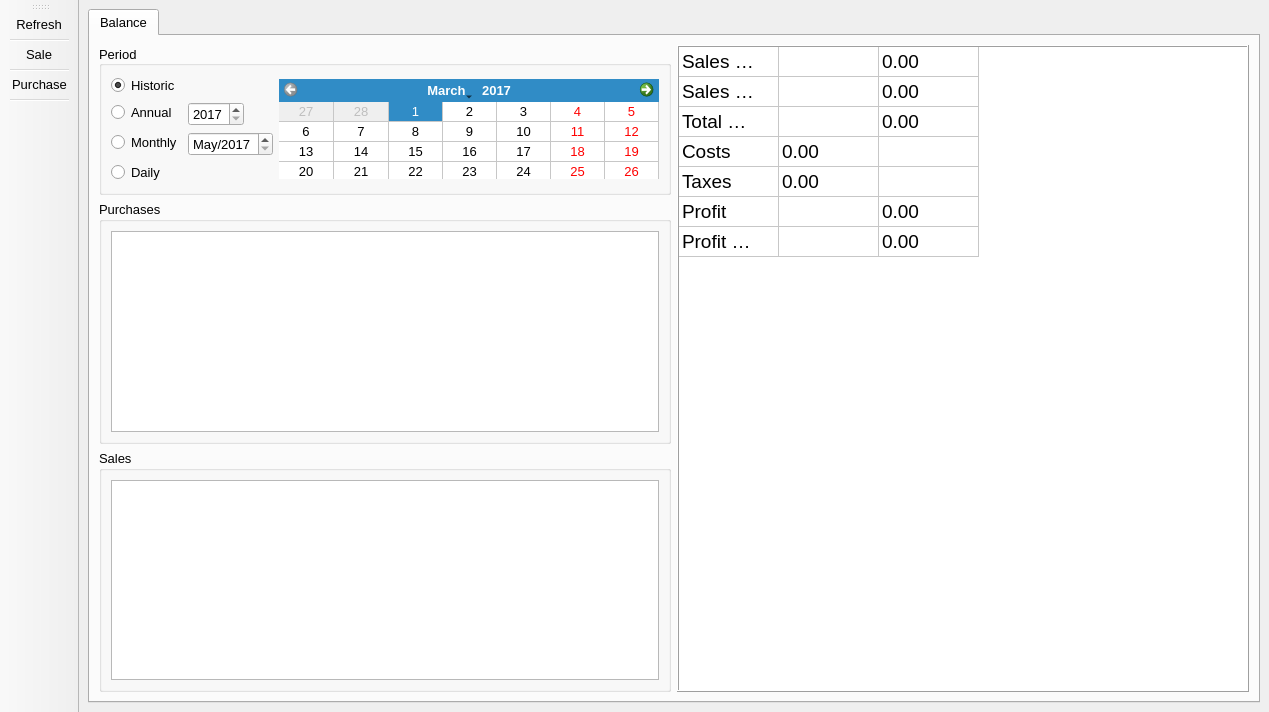
First picture: the form in gui_inventory.ui, repository Redent0r/Libra, before the edit.
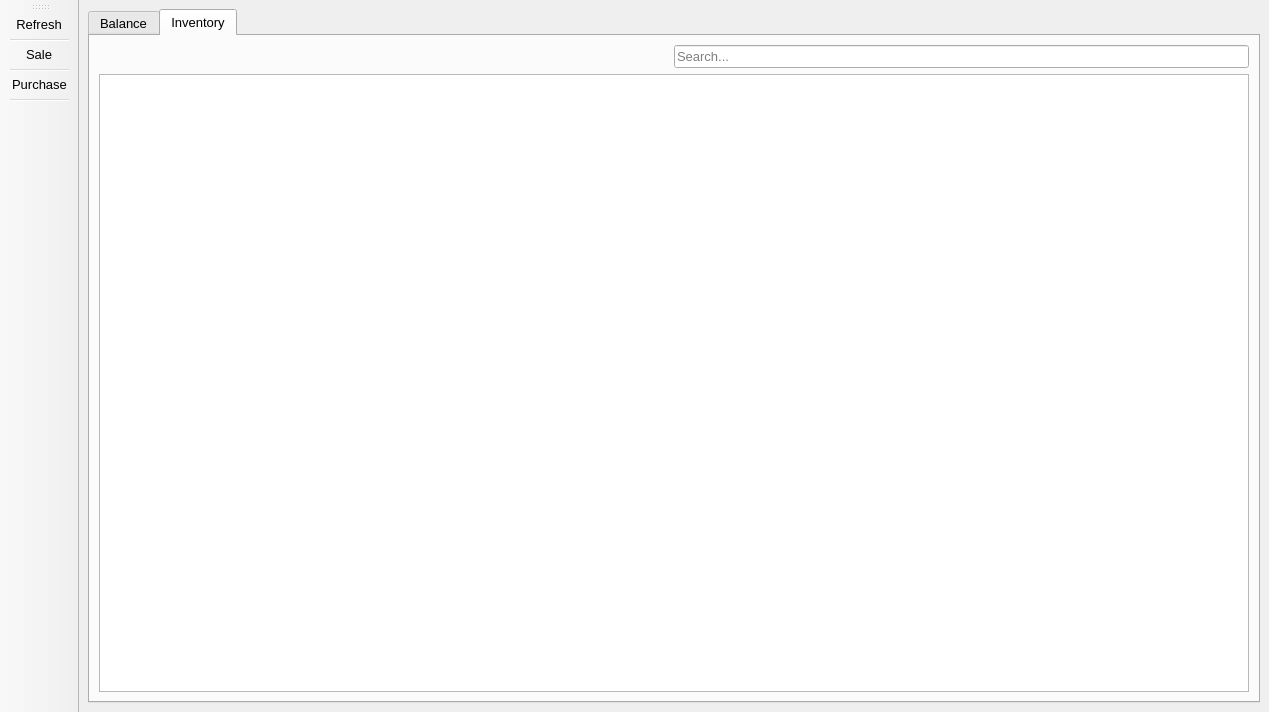
Second picture: the form after the edit. Icons and pictures are not drawn.

Commit message: added Client class. Added table models. improved proxy filters

Patch:
```diff
--- a/gui_inventory.ui
+++ b/gui_inventory.ui
@@ -62,7 +62,7 @@
        <enum>QTabWidget::Rounded</enum>
       </property>
       <property name="currentIndex">
-       <number>0</number>
+       <number>1</number>
       </property>
       <property name="iconSize">
        <size>
@@ -568,6 +568,78 @@
         </item>
        </layout>
       </widget>
+      <widget class="QWidget" name="tab_inventory">
+       <attribute name="icon">
+        <iconset resource="res.qrc">
+         <normaloff>:/icons/resources/paper-box-icon-63457.png</normaloff>:/icons/resources/paper-box-icon-63457.png</iconset>
+       </attribute>
+       <attribute name="title">
+        <string>Inventory</string>
+       </attribute>
+       <layout class="QVBoxLayout" name="verticalLayout_6">
+        <item>
+         <layout class="QHBoxLayout" name="horizontalLayout_6">
+          <property name="topMargin">
+           <number>0</number>
+          </property>
+          <item>
+           <spacer name="horizontalSpacer_5">
+            <property name="orientation">
+             <enum>Qt::Horizontal</enum>
+            </property>
+            <property name="sizeHint" stdset="0">
+             <size>
+              <width>40</width>
+              <height>20</height>
+             </size>
+            </property>
+           </spacer>
+          </item>
+          <item>
+           <widget class="QLineEdit" name="leditInventory">
+            <property name="sizePolicy">
+             <sizepolicy hsizetype="Expanding" vsizetype="Fixed">
+              <horstretch>0</horstretch>
+              <verstretch>0</verstretch>
+             </sizepolicy>
+            </property>
+            <property name="minimumSize">
+             <size>
+              <width>40</width>
+              <height>0</height>
+             </size>
+            </property>
+            <property name="placeholderText">
+             <string>Search...</string>
+            </property>
+           </widget>
+          </item>
+         </layout>
+        </item>
+        <item>
+         <widget class="QTableView" name="tblInventory">
+          <property name="editTriggers">
+           <set>QAbstractItemView::NoEditTriggers</set>
+          </property>
+          <property name="selectionMode">
+           <enum>QAbstractItemView::SingleSelection</enum>
+          </property>
+          <property name="selectionBehavior">
+           <enum>QAbstractItemView::SelectRows</enum>
+          </property>
+          <property name="sortingEnabled">
+           <bool>true</bool>
+          </property>
+          <property name="cornerButtonEnabled">
+           <bool>false</bool>
+          </property>
+          <attribute name="horizontalHeaderStretchLastSection">
+           <bool>true</bool>
+          </attribute>
+         </widget>
+        </item>
+       </layout>
+      </widget>
      </widget>
     </item>
    </layout>
```
The commit also changes 4 other files.
